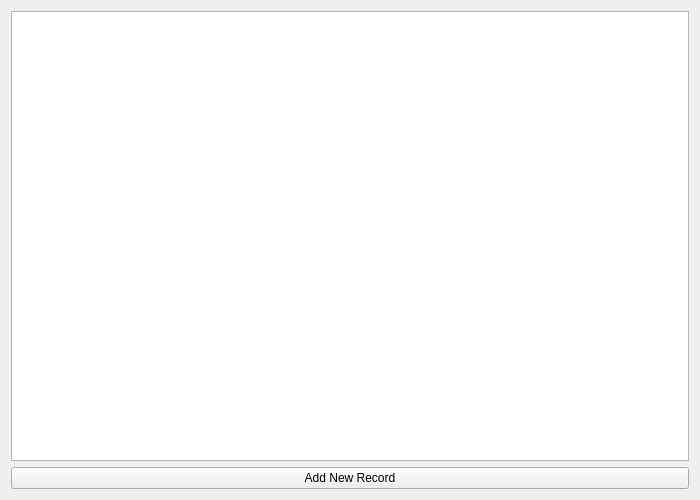
Old version of the form admin/ui/table_view.ui in the repository aribzhan-dev/EdyBuddy.
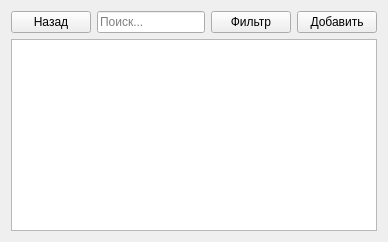
New version of the form.

What changed in the file:
```diff
--- a/admin/ui/table_view.ui
+++ b/admin/ui/table_view.ui
@@ -1,29 +1,48 @@
 <?xml version="1.0" encoding="UTF-8"?>
 <ui version="4.0">
- <class>TableView</class>
- <widget class="QWidget" name="TableView">
-  <property name="geometry">
-   <rect>
-    <x>0</x>
-    <y>0</y>
-    <width>700</width>
-    <height>500</height>
-   </rect>
-  </property>
-  <property name="windowTitle">
-   <string>Table Viewer</string>
-  </property>
+ <class>TablePage</class>
+ <widget class="QWidget" name="TablePage">
+
   <layout class="QVBoxLayout" name="verticalLayout">
+
+
+   <item>
+    <layout class="QHBoxLayout" name="topBar">
+
+     <item>
+        <widget class="QPushButton" name="btnBack">
+            <property name="text">
+                <string>Назад</string>
+            </property>
+        </widget>
+    </item>
+
+     <item>
+      <widget class="QLineEdit" name="inputSearch">
+       <property name="placeholderText"><string>Поиск...</string></property>
+      </widget>
+     </item>
+
+     <item>
+      <widget class="QPushButton" name="btnFilter">
+       <property name="text"><string>Фильтр</string></property>
+      </widget>
+     </item>
+
+     <item>
+      <widget class="QPushButton" name="btnAdd">
+       <property name="text"><string>Добавить</string></property>
+      </widget>
+     </item>
+
+   </layout>
+   </item>
+
+
    <item>
     <widget class="QTableWidget" name="tableWidget"/>
    </item>
-   <item>
-    <widget class="QPushButton" name="btnAdd">
-     <property name="text">
-      <string>Add New Record</string>
-     </property>
-    </widget>
-   </item>
+
   </layout>
  </widget>
  <resources/>
```
Left out of the diff: 3 changed lines with no effect on the pictures.
